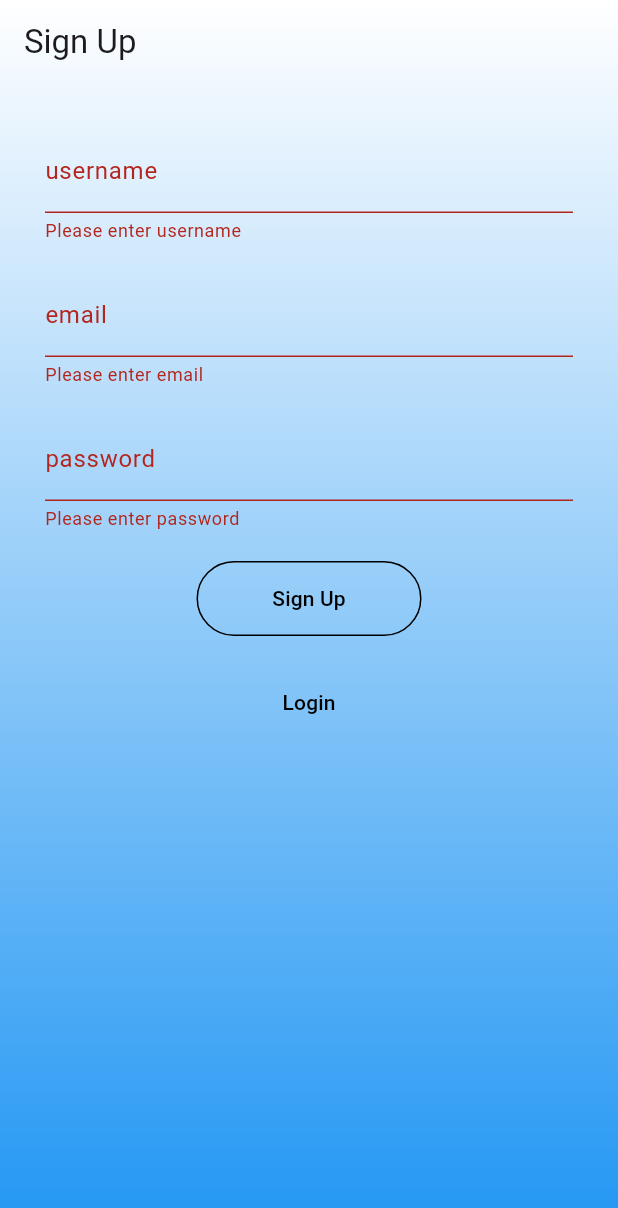
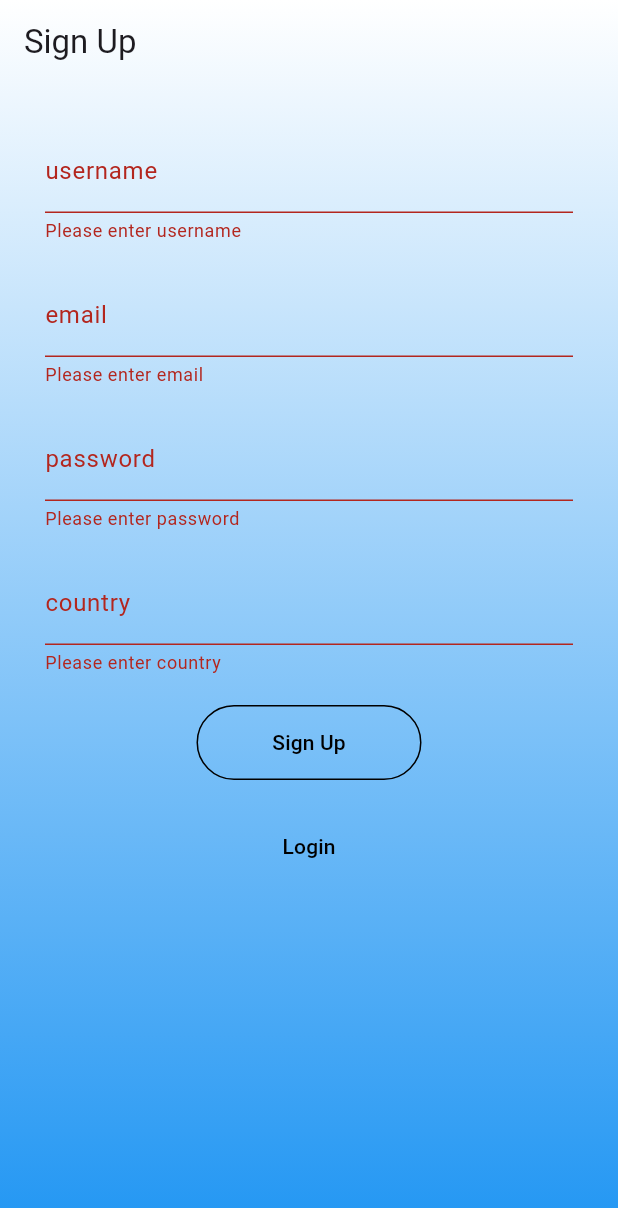
Before and after one commit to LakshRJain/GAME_Full-stack-Project, a Flutter app: the screen it shows after launch, after a tap on "Login", after a tap on "SignUp", after a tap on "Sign Up", on a phone screen of 412 x 824 dp. Shown: the top 1208 px of the screen. Run offline on Flutter 3.47's test engine with Material 3 defaults, Android fonts, the light colour scheme and no system bars; our stand-ins replace dio, flutter_dotenv, flutter_secure_storage, socket_io_client; accounts and stored records are empty.

Commit message:
Update signup

```diff
--- a/game_matchmaking_frontend/game/lib/main.dart
+++ b/game_matchmaking_frontend/game/lib/main.dart
@@ -6,7 +6,9 @@ import 'package:game/views/login_screen.dart';
 import 'package:game/views/profile/profile_screen.dart';
 import 'package:game/views/signup_screen.dart';
 import 'package:provider/provider.dart';
-void main() {
+import 'package:flutter_dotenv/flutter_dotenv.dart';
+Future main() async {
+  await dotenv.load(fileName: ".env");
   runApp(
     MultiProvider(
       providers: [
@@ -37,7 +39,7 @@ class MyApp extends StatelessWidget {
       home: Consumer<AuthViewModel>(
         builder: (context,authVM,_){
           if(authVM.user!=null){
-            return Scaffold();
+            return const ProfileScreen();
           }else{
             return const LoginScreen();
           }
--- a/game_matchmaking_frontend/game/lib/services/auth_service.dart
+++ b/game_matchmaking_frontend/game/lib/services/auth_service.dart
@@ -1,18 +1,20 @@
 import 'package:dio/dio.dart';
 import 'package:flutter_secure_storage/flutter_secure_storage.dart';
+import 'package:flutter_dotenv/flutter_dotenv.dart';
 
 class AuthService {
-  final Dio _dioAuth=Dio(BaseOptions(baseUrl: 'http://10.0.2.2:5000/api/auth'));
-  final Dio _dioUser=Dio(BaseOptions(baseUrl: 'http://10.0.2.2:5000/api/user'));
+  final Dio _dioAuth=Dio(BaseOptions(baseUrl: 'http://${dotenv.env['PUBLIC_IP']}:5000/api/auth'));
+  final Dio _dioUser=Dio(BaseOptions(baseUrl: 'http://${dotenv.env['PUBLIC_IP']}:5000/api/user'));
   final _storage = const FlutterSecureStorage();
 
   //Sign up
-  Future<bool> register(String username,String email,String password) async{
+  Future<bool> register(String username,String email,String password,String country) async{
     try{
       final res=await _dioAuth.post('/register',data: {
         'username':username,
         'email':email,
-        'password':password
+        'password':password,
+        'country':country
       });
       return res.statusCode==201;
     }catch(e){
--- a/game_matchmaking_frontend/game/lib/services/profile_repository.dart
+++ b/game_matchmaking_frontend/game/lib/services/profile_repository.dart
@@ -1,9 +1,9 @@
 import 'package:dio/dio.dart';
 import 'package:flutter_secure_storage/flutter_secure_storage.dart';
 import 'package:game/models/user_model.dart';
-
+import 'package:flutter_dotenv/flutter_dotenv.dart';
 class ProfileRepository {
-  final _dio=Dio(BaseOptions(baseUrl: "http://10.0.2.2:5000/api/user"));
+  final _dio=Dio(BaseOptions(baseUrl: "http://${dotenv.env['PUBLIC_IP']}:5000/api/user"));
   final _storage= FlutterSecureStorage();
 
   Future<UserModel> fetchProfile() async{
--- a/game_matchmaking_frontend/game/lib/viewmodels/auth_viewmodel.dart
+++ b/game_matchmaking_frontend/game/lib/viewmodels/auth_viewmodel.dart
@@ -11,10 +11,10 @@ class AuthViewModel extends ChangeNotifier{
   UserModel? get user =>_user;
   bool get isLoading => _isLoading;
 
-  Future<void> register(String username,String email,String password) async{
+  Future<void> register(String username,String email,String password,String country) async{
     _isLoading=true;
     notifyListeners();
-    final success = await _authService.register(username, email, password);
+    final success = await _authService.register(username, email, password, country);
 
     if(success){
       await login(email, password);
--- a/game_matchmaking_frontend/game/lib/viewmodels/matchmaking_viewmodel.dart
+++ b/game_matchmaking_frontend/game/lib/viewmodels/matchmaking_viewmodel.dart
@@ -11,7 +11,7 @@ class MatchmakingViewmodel extends ChangeNotifier{
   Map<String,dynamic>? get matchData => _matchData;
 
   void connect(String username,String preferredMode){
-      _socket=IO.io("http://10.0.2.2:5001",IO.OptionBuilder()
+      _socket=IO.io("http://65.1.110.6:5001",IO.OptionBuilder()
       .setTransports(['websocket'])
       .disableAutoConnect()
       .build()
--- a/game_matchmaking_frontend/game/lib/views/signup_screen.dart
+++ b/game_matchmaking_frontend/game/lib/views/signup_screen.dart
@@ -14,6 +14,7 @@ class _SignupScreenState extends State<SignupScreen> {
   final _usernameCtrl = TextEditingController();
   final _emailCtrl = TextEditingController();
   final _passCtrl = TextEditingController();
+  final _countryCtrl = TextEditingController();
 
   // bool _isLoading=false;
 
@@ -26,6 +27,7 @@ class _SignupScreenState extends State<SignupScreen> {
 
       ),
       child: Scaffold(
+        resizeToAvoidBottomInset: true,
         backgroundColor: Colors.transparent,
         appBar: AppBar(
           backgroundColor: Colors.transparent,
@@ -33,6 +35,8 @@ class _SignupScreenState extends State<SignupScreen> {
         ),
         body: Padding(
           padding: const EdgeInsets.all(30),
+          child: SingleChildScrollView(
+            keyboardDismissBehavior: ScrollViewKeyboardDismissBehavior.onDrag,
             child: Form(
               key: _formKey,
               child: Column(
@@ -62,6 +66,14 @@ class _SignupScreenState extends State<SignupScreen> {
                     validator: (val)=>val!.isEmpty?'Please enter password':null,
                   ),
                   SizedBox(height: 20,),
+                  TextFormField(
+                    controller: _passCtrl,
+                    decoration: const InputDecoration(
+                      labelText: 'country'
+                    ),
+                    validator: (val)=>val!.isEmpty?'Please enter country':null,
+                  ),
+                  SizedBox(height: 20,),
                   ElevatedButton(
                     style: ElevatedButton.styleFrom(
                       backgroundColor: Colors.transparent,
@@ -77,7 +89,7 @@ class _SignupScreenState extends State<SignupScreen> {
                     null:
                     () async{
                       if(_formKey.currentState!.validate()){
-                      await authVM.register(_usernameCtrl.text, _emailCtrl.text, _passCtrl.text);
+                        await authVM.register(_usernameCtrl.text, _emailCtrl.text, _passCtrl.text,_countryCtrl.text);
                         if(authVM.user!=null &&mounted){
                           Navigator.popAndPushNamed(context, '/profile');
                         }
@@ -102,6 +114,7 @@ class _SignupScreenState extends State<SignupScreen> {
             ),
           ),
         ),
+      ),
     );
   }
 }
--- a/game_matchmaking_frontend/game/pubspec.yaml
+++ b/game_matchmaking_frontend/game/pubspec.yaml
@@ -38,6 +38,7 @@ dependencies:
   flutter_secure_storage: ^9.2.4
   provider: ^6.1.5+1
   socket_io_client: ^3.1.2
+  flutter_dotenv: ^6.0.0
 
 dev_dependencies:
   flutter_test:
@@ -62,9 +63,8 @@ flutter:
   uses-material-design: true
 
   # To add assets to your application, add an assets section, like this:
-  # assets:
-  #   - images/a_dot_burr.jpeg
-  #   - images/a_dot_ham.jpeg
+  assets:
+    - .env
 
   # An image asset can refer to one or more resolution-specific "variants", see
   # https://flutter.dev/to/resolution-aware-images
```
Also changed, not shown: game_matchmaking_frontend/game/pubspec.lock, 3 other files. Lines whose indentation alone changed are shown as unchanged.
